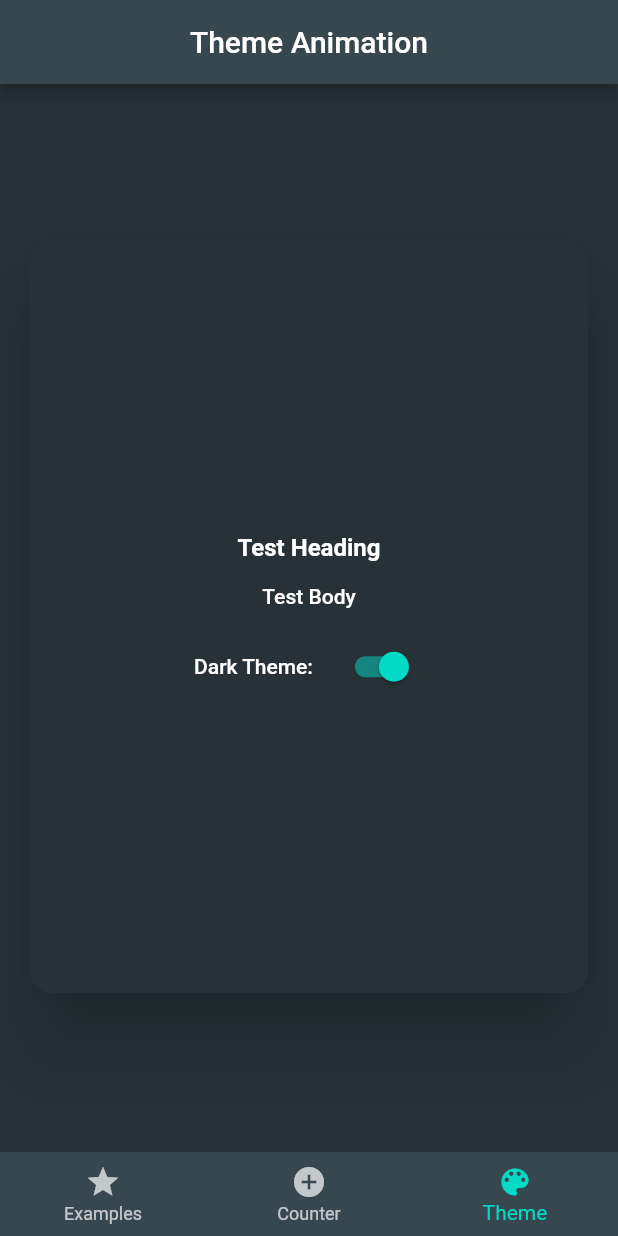
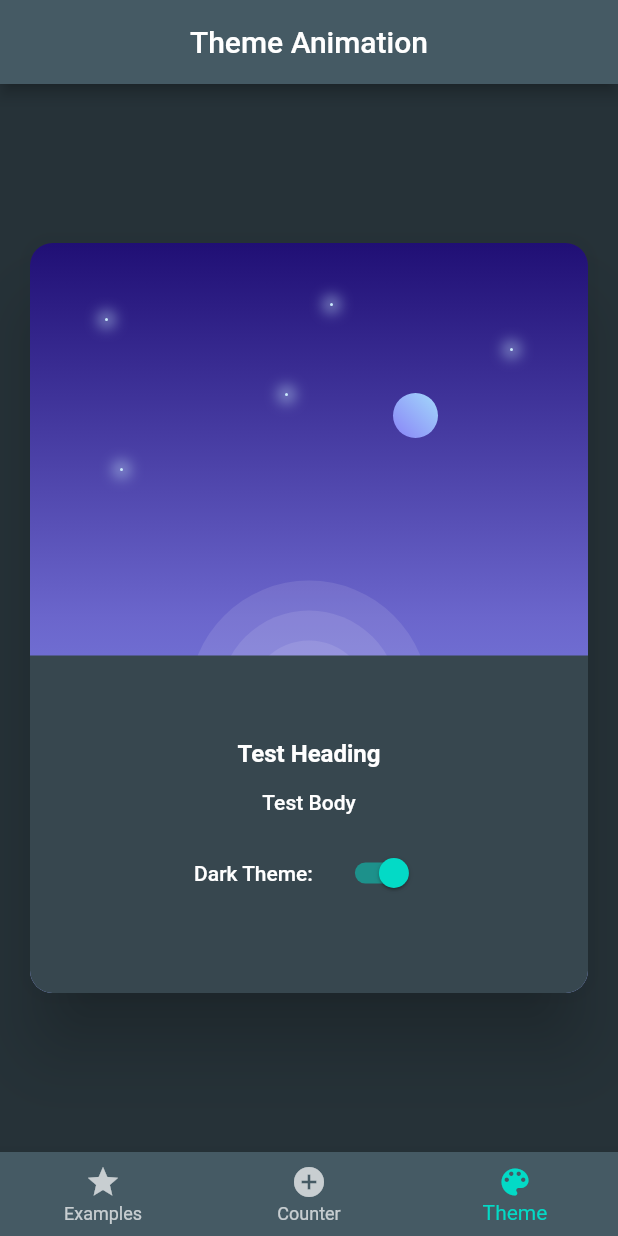
Before and after one commit to SymLynks/flutter_basics_tutorial_progress, a Flutter app: the screen it shows after launch, item 3 of the bottom bar chosen, on a phone screen of 412 x 824 dp. Run offline on Flutter 3.47's test engine with Material 2 defaults, Android fonts, the light colour scheme and no system bars.

Commit message:
added animation to theme page

```diff
--- a/lib/presentation/theme_animation/theme_animation_page.dart
+++ b/lib/presentation/theme_animation/theme_animation_page.dart
@@ -1,5 +1,8 @@
 import 'package:flutter/material.dart';
 import 'package:flutter_grundlagen/application/theme_service.dart';
+import 'package:flutter_grundlagen/presentation/theme_animation/widgets/moon.dart';
+import 'package:flutter_grundlagen/presentation/theme_animation/widgets/star.dart';
+import 'package:flutter_grundlagen/presentation/theme_animation/widgets/sun.dart';
 import 'package:provider/provider.dart';
 
 class ThemeAnimationPage extends StatelessWidget {
@@ -29,7 +32,59 @@ class ThemeAnimationPage extends StatelessWidget {
                   height: 500,
                   decoration: BoxDecoration(
                     borderRadius: BorderRadius.circular(15),
-                    color: _themeData.colorScheme.primary,
+                    gradient: LinearGradient(
+                        colors: themeService.isDarkModeOn
+                            ? const [
+                                Color(0xFF94A9FF),
+                                Color(0xFF6B66CC),
+                                Color(0xFF200F75),
+                              ]
+                            : const [
+                                Color(0xDDFFFA66),
+                                Color(0xDDFFA057),
+                                Color(0xDD940B99),
+                              ],
+                        begin: Alignment.bottomCenter,
+                        end: Alignment.topCenter),
+                  ),
+                  child: Stack(
+                    children: [
+                      const Positioned(
+                          top: 70, right: 50, child: AnimatedStar()),
+                      const Positioned(
+                          top: 150, left: 60, child: AnimatedStar()),
+                      const Positioned(
+                          top: 40, left: 200, child: AnimatedStar()),
+                      const Positioned(
+                          top: 50, left: 50, child: AnimatedStar()),
+                      const Positioned(
+                          top: 100, right: 200, child: AnimatedStar()),
+                      AnimatedPositioned(
+                        duration: const Duration(milliseconds: 400),
+                        top: themeService.isDarkModeOn ? 100 : 130,
+                        right: themeService.isDarkModeOn ? 100 : -40,
+                        child: AnimatedOpacity(
+                          opacity: themeService.isDarkModeOn ? 1 : 0,
+                          duration: const Duration(milliseconds: 500),
+                          child: const Moon(),
+                        ),
+                      ),
+                      AnimatedPadding(
+                        duration: const Duration(milliseconds: 200),
+                        padding: EdgeInsets.only(
+                            top: themeService.isDarkModeOn ? 110 : 50),
+                        child: const Center(child: Sun()),
+                      ),
+                      Align(
+                        alignment: Alignment.bottomCenter,
+                        child: Container(
+                          height: 225,
+                          decoration: BoxDecoration(
+                            color: _themeData.colorScheme.onPrimary,
+                            borderRadius: const BorderRadius.only(
+                              bottomLeft: Radius.circular(15),
+                              bottomRight: Radius.circular(15),
+                            ),
                           ),
                           child: Column(
                             mainAxisAlignment: MainAxisAlignment.center,
@@ -37,7 +92,8 @@ class ThemeAnimationPage extends StatelessWidget {
                               Text('Test Heading',
                                   style: _themeData.textTheme.headline1),
                               const SizedBox(height: 15),
-                      Text('Test Body', style: _themeData.textTheme.bodyText1),
+                              Text('Test Body',
+                                  style: _themeData.textTheme.bodyText1),
                               const SizedBox(height: 15),
                               Row(
                                 mainAxisAlignment: MainAxisAlignment.center,
@@ -48,12 +104,17 @@ class ThemeAnimationPage extends StatelessWidget {
                                   Switch(
                                     value: themeService.isDarkModeOn,
                                     onChanged: (value) {
-                              Provider.of<ThemeService>(context, listen: false)
+                                      Provider.of<ThemeService>(context,
+                                              listen: false)
                                           .toggleTheme();
                                     },
                                   ),
                                 ],
-                      )
+                              ),
+                            ],
+                          ),
+                        ),
+                      ),
                     ],
                   ),
                 ),
--- /dev/null
+++ b/lib/presentation/theme_animation/widgets/moon.dart
@@ -0,0 +1,24 @@
+import 'package:flutter/material.dart';
+
+class Moon extends StatelessWidget {
+  const Moon({Key? key}) : super(key: key);
+
+  @override
+  Widget build(BuildContext context) {
+    return Container(
+      height: 30,
+      width: 30,
+      decoration: const BoxDecoration(
+        shape: BoxShape.circle,
+        gradient: LinearGradient(
+          colors: [
+            Color(0xFF8983F7),
+            Color(0xFFA3DAFB),
+          ],
+          begin: Alignment.bottomLeft,
+          end: Alignment.topRight,
+        ),
+      ),
+    );
+  }
+}
--- /dev/null
+++ b/lib/presentation/theme_animation/widgets/star.dart
@@ -0,0 +1,41 @@
+import 'package:flutter/material.dart';
+import 'package:flutter_grundlagen/application/theme_service.dart';
+import 'package:provider/provider.dart';
+
+class Star extends StatelessWidget {
+  const Star({Key? key}) : super(key: key);
+
+  @override
+  Widget build(BuildContext context) {
+    return Container(
+      width: 2,
+      height: 2,
+      decoration: BoxDecoration(
+        shape: BoxShape.circle,
+        color: const Color(0xFFC9E9FC),
+        boxShadow: [
+          BoxShadow(
+            color: const Color(0xFFC9E9FC).withOpacity(0.5),
+            spreadRadius: 5,
+            blurRadius: 7,
+          ),
+        ],
+      ),
+    );
+  }
+}
+
+class AnimatedStar extends StatelessWidget {
+  const AnimatedStar({Key? key}) : super(key: key);
+
+  @override
+  Widget build(BuildContext context) {
+    return Consumer<ThemeService>(builder: (context, themeService, child) {
+      return AnimatedOpacity(
+        opacity: themeService.isDarkModeOn ? 1 : 0,
+        duration: const Duration(milliseconds: 200),
+        child: const Star(),
+      );
+    });
+  }
+}
--- /dev/null
+++ b/lib/presentation/theme_animation/widgets/sun.dart
@@ -0,0 +1,83 @@
+import 'package:flutter/material.dart';
+
+class Sun extends StatelessWidget {
+  const Sun({Key? key}) : super(key: key);
+
+  @override
+  Widget build(BuildContext context) {
+    return SunShine(
+      radius: 160,
+      child: SunShine(
+        radius: 120,
+        child: SunShine(
+          radius: 80,
+          child: Container(
+            height: 50,
+            width: 50,
+            decoration: const BoxDecoration(
+              shape: BoxShape.circle,
+              gradient: LinearGradient(
+                colors: [
+                  Color(0xDDFC554F),
+                  Color(0xDDFFF79E),
+                ],
+                begin: Alignment.bottomLeft,
+                end: Alignment.topRight,
+              ),
+            ),
+          ),
+        ),
+      ),
+    );
+  }
+}
+
+class Sun2 extends StatelessWidget {
+  const Sun2({Key? key}) : super(key: key);
+
+  @override
+  Widget build(BuildContext context) {
+    return Container(
+      height: 50,
+      width: 50,
+      decoration: BoxDecoration(
+        shape: BoxShape.circle,
+        boxShadow: [
+          BoxShadow(
+            color: Colors.orange.withOpacity(1),
+            spreadRadius: 100,
+            blurRadius: 160,
+          ),
+        ],
+        gradient: const LinearGradient(
+          colors: [
+            Color(0xDDFC554F),
+            Color(0xDDFFF79E),
+          ],
+          begin: Alignment.bottomLeft,
+          end: Alignment.topRight,
+        ),
+      ),
+    );
+  }
+}
+
+class SunShine extends StatelessWidget {
+  final double radius;
+  final Widget child;
+  const SunShine({Key? key, required this.radius, required this.child})
+      : super(key: key);
+
+  @override
+  Widget build(BuildContext context) {
+    return Container(
+      height: radius,
+      width: radius,
+      decoration: BoxDecoration(
+        shape: BoxShape.circle,
+        color: Colors.white.withOpacity(0.1),
+      ),
+      child: Center(child: child),
+    );
+  }
+}
--- a/lib/theme.dart
+++ b/lib/theme.dart
@@ -5,15 +5,16 @@ class AppTheme {
 
   static final Color _lightPrimaryColor = Colors.blueGrey.shade50;
   static final Color _lightPrimaryVariantColor = Colors.blueGrey.shade800;
-  static final Color _lightOnPrimaryColor = Colors.blueGrey.shade200;
+  static final Color _lightOnPrimaryColor = Colors.blueGrey.shade50;
   static const Color _lightTextColorPrimary = Colors.black;
   static const Color _lightAppbarColor = Colors.blue;
+  static const Color _lightAppbarText = Colors.white;
 
   static final Color _darkPrimaryColor = Colors.blueGrey.shade900;
   static const Color _darkPrimaryVariantColor = Colors.black;
-  static final Color _darkOnPrimaryColor = Colors.blueGrey.shade300;
+  static final Color _darkOnPrimaryColor = Colors.blueGrey.shade800;
   static const Color _darkTextColorPrimary = Colors.white;
-  static final Color _darkAppbarColor = Colors.blueGrey.shade800;
+  static final Color _darkAppbarColor = Colors.blueGrey.shade700;
 
   static const Color _iconColor = Colors.white;
 
@@ -47,12 +48,14 @@ class AppTheme {
 
   static final ThemeData lightTheme = ThemeData(
     colorScheme: ColorScheme.light(
-        primary: _lightPrimaryColor,
-        onPrimary: _lightOnPrimaryColor,
-        primaryVariant: _lightPrimaryVariantColor),
+      primary: _lightPrimaryColor,
+      onPrimary: _lightOnPrimaryColor,
+      primaryVariant: _lightPrimaryVariantColor,
+    ),
     scaffoldBackgroundColor: _lightPrimaryColor,
     appBarTheme: const AppBarTheme(
       backgroundColor: _lightAppbarColor,
+      foregroundColor: _lightAppbarText,
       iconTheme: IconThemeData(color: _iconColor),
     ),
     bottomAppBarColor: _lightAppbarColor,
```
Also changed, not shown: 1 other file. Lines whose indentation alone changed are shown as unchanged.
